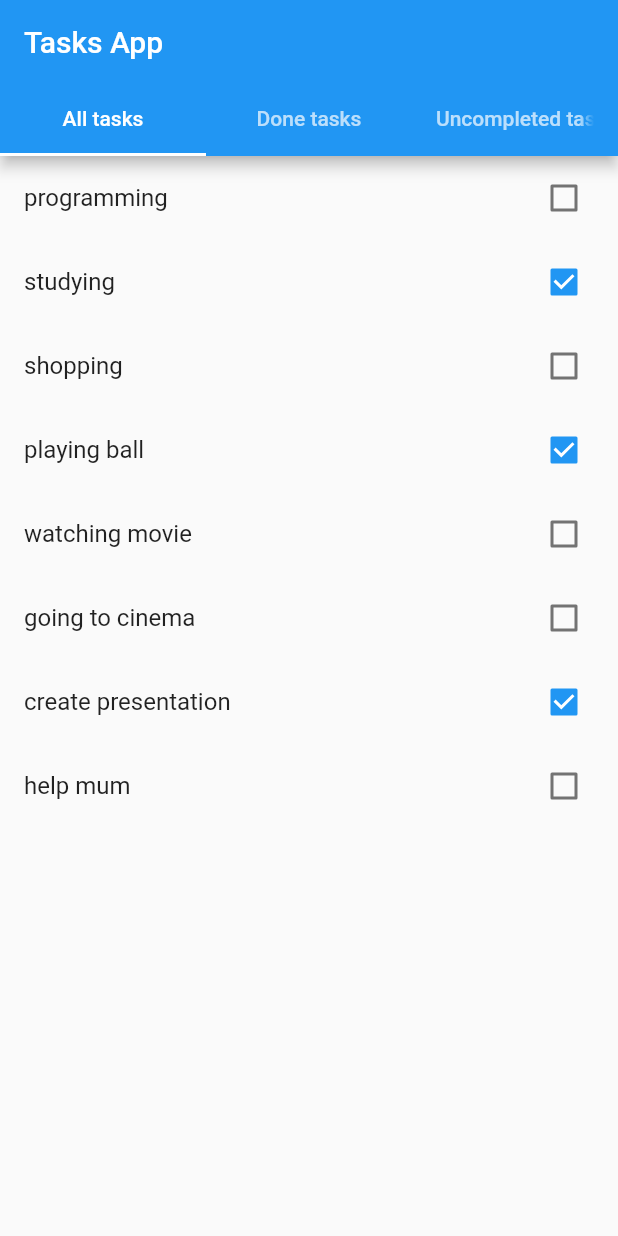
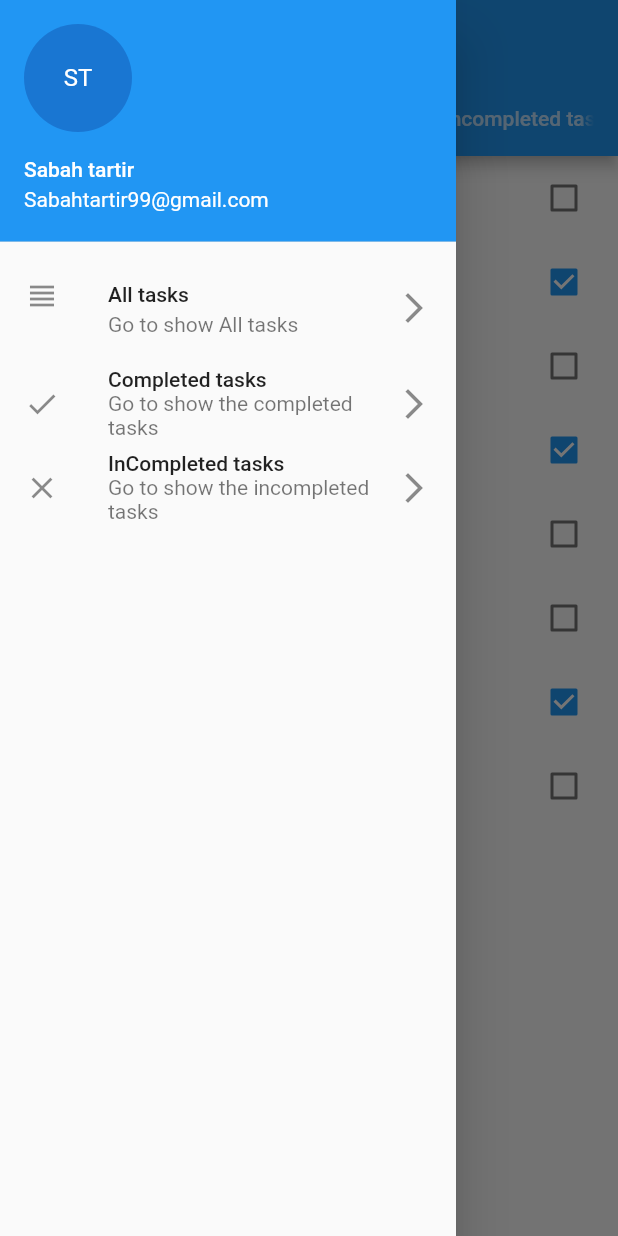
Before and after one commit to SabahTARTIR365/gsg-flutter, a Flutter app: the screen it shows after launch, with the side drawer open (before the commit the screen has no drawer), on a phone screen of 412 x 824 dp. Run offline on Flutter 3.47's test engine with Material 2 defaults, Android fonts, the phone set to English and light mode, and no system bars.

Commit message:
add drawer with some tabs

```diff
--- a/lib/task_managementt_app/main_task_screen.dart
+++ b/lib/task_managementt_app/main_task_screen.dart
@@ -27,6 +27,33 @@ class _Main_TaskState extends State<Main_Task> {
 return DefaultTabController(
   length: 3,
   child:   Scaffold(
+    drawer: Drawer(child: Column(
+      children: [
+      UserAccountsDrawerHeader(
+        currentAccountPicture: CircleAvatar(child: Text('ST'),),
+          accountName: Text('Sabah tartir'),
+          accountEmail: Text('Sabahtartir99@gmail.com')),
+
+        ListTile(
+          title: Text('All tasks'),
+          subtitle: Text('Go to show All tasks'),
+          leading:Icon(Icons.view_headline_sharp),
+        trailing: Icon(Icons.arrow_forward_ios),),
+
+        ListTile(
+          title: Text('Completed tasks'),
+          subtitle: Text('Go to show the completed tasks'),
+          leading:Icon(Icons.done),
+          trailing: Icon(Icons.arrow_forward_ios),),
+
+        ListTile(
+          title: Text('InCompleted tasks'),
+          subtitle: Text('Go to show the incompleted tasks'),
+          leading:Icon(Icons.clear),
+          trailing: Icon(Icons.arrow_forward_ios),),
+    ],
+    ),
+    ),
 
     appBar: AppBar(
 
```
